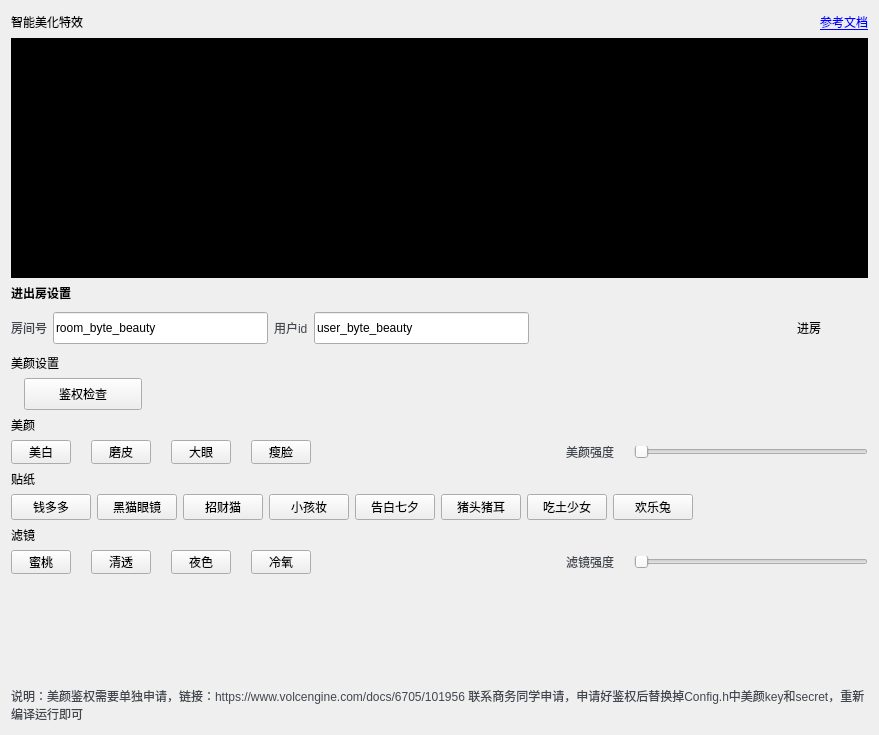
Above: Windows/src/Advanced/ByteBeauty/ByteBeautyWidget.ui from volcengine/VolcEngineRTC before the change. Below: the same form after it.
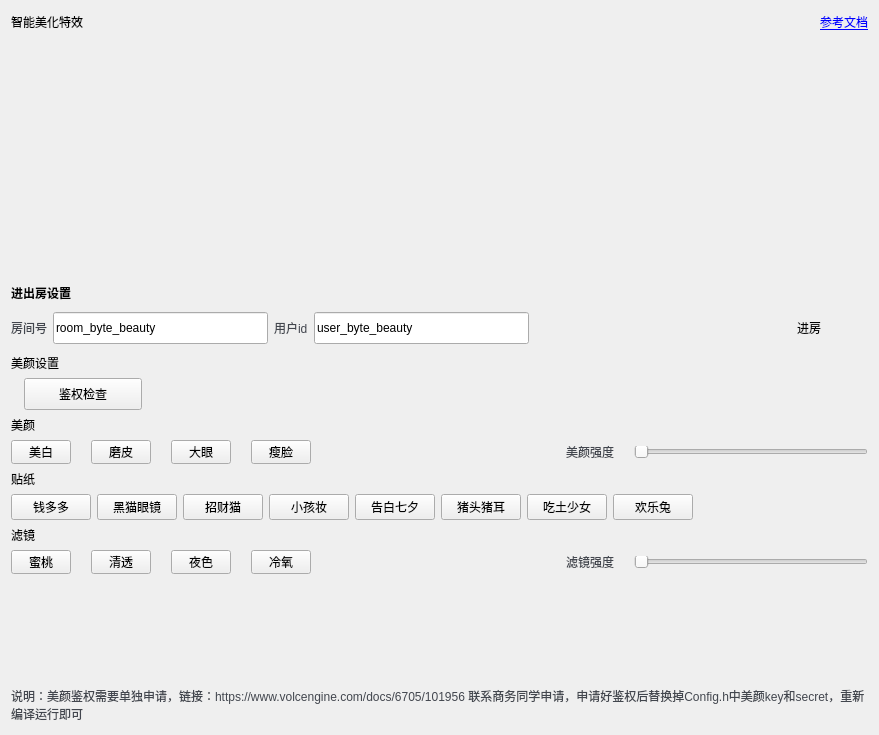
That is the form after the change. Icons and pictures are not drawn. Custom widgets are drawn as their Qt base class.

Diff of the .ui file:
```diff
--- a/Windows/src/Advanced/ByteBeauty/ByteBeautyWidget.ui
+++ b/Windows/src/Advanced/ByteBeauty/ByteBeautyWidget.ui
@@ -106,7 +106,7 @@
       </size>
      </property>
      <property name="styleSheet">
-      <string notr="true">background-color: rgb(0, 0, 0);</string>
+      <string notr="true"/>
      </property>
      <layout class="QHBoxLayout" name="horizontalLayout_7">
       <property name="spacing">
```
